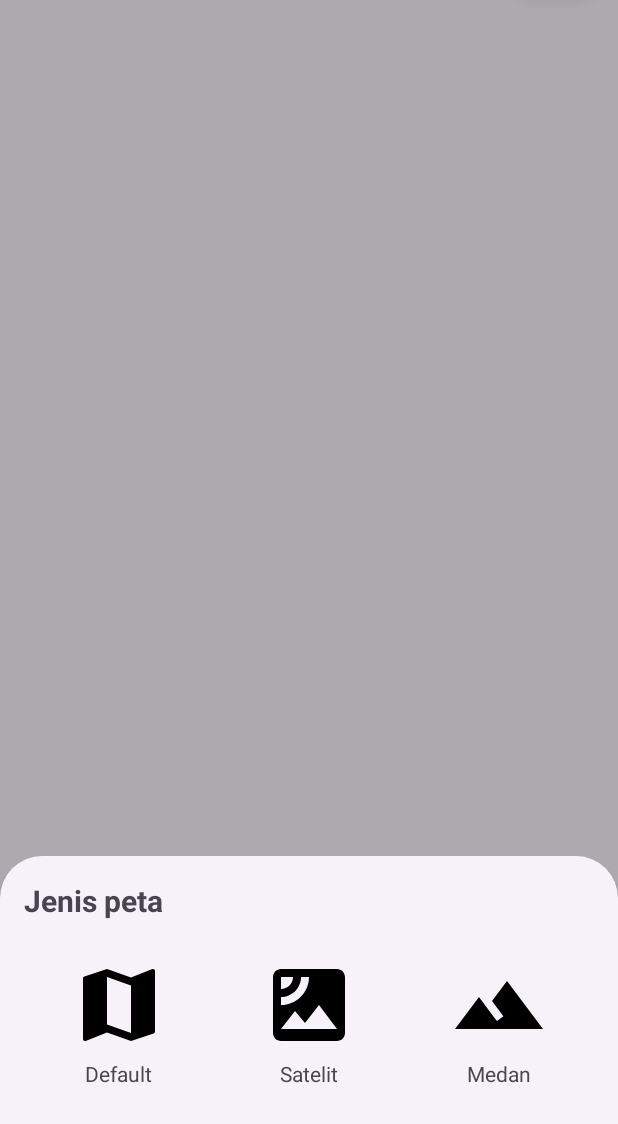
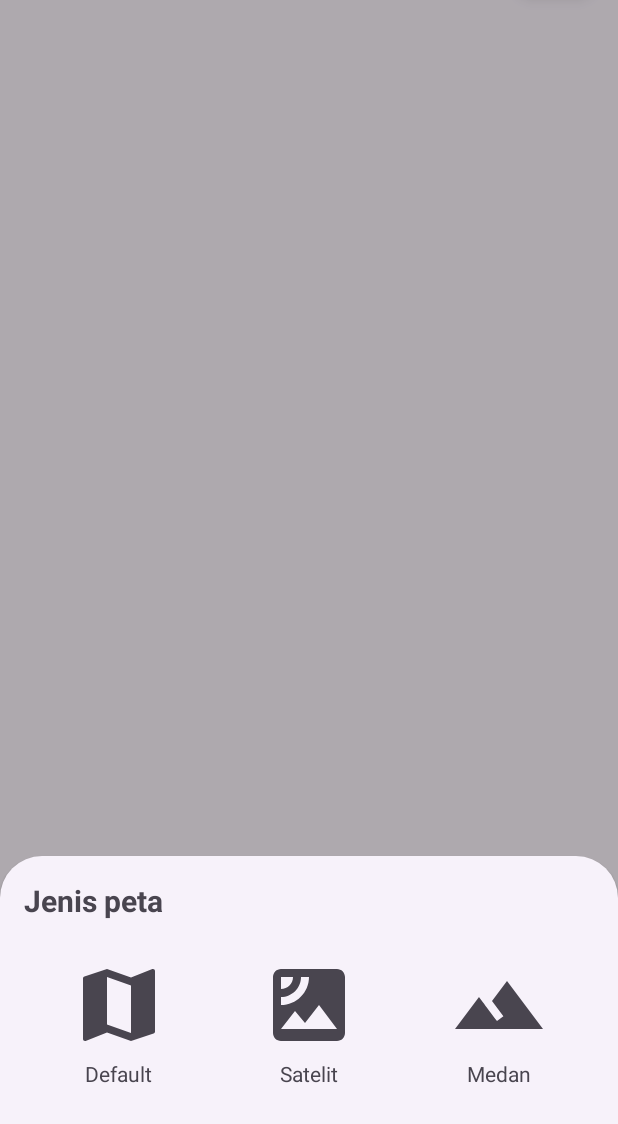
Before and after one commit to ahmadr1d1/StoryApp, an Android app: the MapsActivity screen opened directly, with no data from a screen before it, after a tap on "Ubah Tipe Peta", on a phone screen of 412 x 824 dp, the part 112-1236 px from its top. Run offline under Robolectric (Android 15) with nearby library versions, the phone set to English and light mode, and no system bars; Roboto replaces fonts that are not available here.

Commit message:
Refactor: Adjust map type button and icon colors
This commit updates the theming for map-related UI elements:

- Removed the explicit background from `toolbarHome` in `activity_story.xml` to allow theme-based background.
- Added a new color `map_type` in `colors.xml` (white) and `values-night/colors.xml` (black) for the map type button background.
- Set the `backgroundTint` of the map type Floating Action Button in `activity_maps.xml` to use the new `map_type` color.
- Applied `app:tint="?attr/colorOnSurfaceVariant"` to the map type icons (default, satellite, terrain) in `bottom_sheet_map_type.xml` to ensure they adapt to the current theme (light/dark).

```diff
--- a/app/src/main/res/layout/activity_maps.xml
+++ b/app/src/main/res/layout/activity_maps.xml
@@ -25,8 +25,7 @@
         app:srcCompat="@drawable/baseline_layers_24"
         app:layout_constraintEnd_toEndOf="parent"
         app:layout_constraintTop_toTopOf="parent"
-        app:backgroundTint="@color/white"
-        android:tint="?attr/colorOnSurfaceVariant" />
+        app:backgroundTint="@color/map_type" />
 
     <ProgressBar
         android:id="@+id/progress_bar_maps"
--- a/app/src/main/res/layout/activity_story.xml
+++ b/app/src/main/res/layout/activity_story.xml
@@ -14,7 +14,6 @@
             android:id="@+id/toolbarHome"
             android:layout_width="match_parent"
             android:layout_height="65dp"
-            android:background="?android:attr/windowBackground"
             android:minHeight="65dp"
             android:theme="@style/Base.Theme.StoryApp"
             app:menu="@menu/menu_home"
--- a/app/src/main/res/layout/bottom_sheet_map_type.xml
+++ b/app/src/main/res/layout/bottom_sheet_map_type.xml
@@ -34,6 +34,7 @@
             <ImageView
                 android:layout_width="64dp"
                 android:layout_height="64dp"
+                app:tint="?attr/colorOnSurfaceVariant"
                 android:contentDescription="@string/default_image_description"
                 app:srcCompat="@drawable/baseline_map_24" />
 
@@ -57,6 +58,7 @@
             <ImageView
                 android:layout_width="64dp"
                 android:layout_height="64dp"
+                app:tint="?attr/colorOnSurfaceVariant"
                 android:contentDescription="@string/satellite_image_description"
                 app:srcCompat="@drawable/baseline_satellite_24" />
 
@@ -80,6 +82,7 @@
             <ImageView
                 android:layout_width="64dp"
                 android:layout_height="64dp"
+                app:tint="?attr/colorOnSurfaceVariant"
                 android:contentDescription="@string/terrain_image_description"
                 app:srcCompat="@drawable/baseline_terrain_24" />
 
--- a/app/src/main/res/values-night/colors.xml
+++ b/app/src/main/res/values-night/colors.xml
@@ -5,4 +5,6 @@
     <color name="primary">#4D7CFF</color>
     <color name="bgButton">#0027FF</color>
     <color name="register_login">#0093FF</color>
+
+    <color name="map_type">#FF000000</color>
 </resources>
--- a/app/src/main/res/values/colors.xml
+++ b/app/src/main/res/values/colors.xml
@@ -6,4 +6,6 @@
     <color name="text">#FF000000</color>
     <color name="card">#FFFFFFFF</color>
     <color name="register_login">#004FA9</color>
+
+    <color name="map_type">#FFFFFFFF</color>
 </resources>
```
